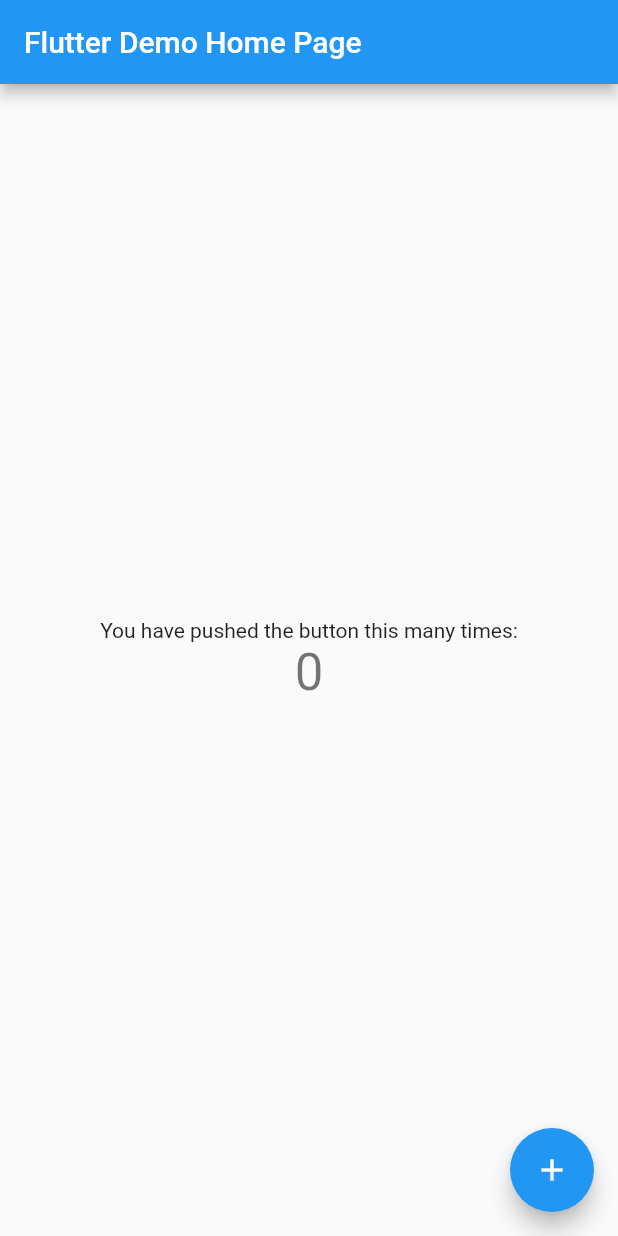
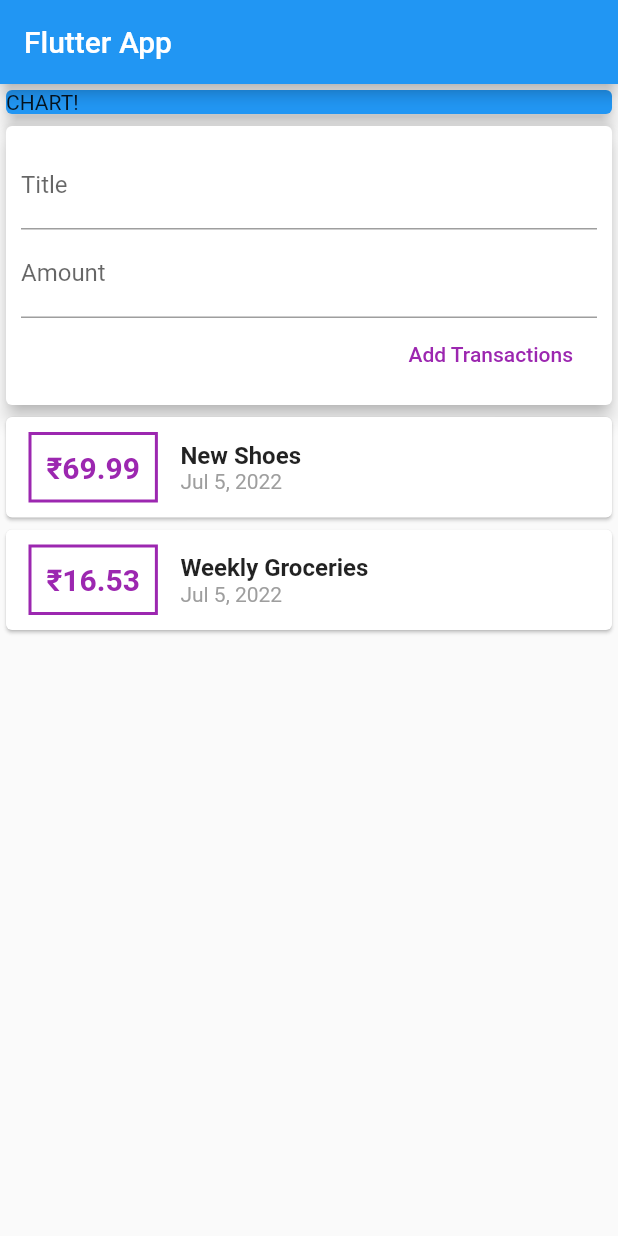
Before and after one commit to shramitgupta/Expenses-Planner-Flutterapp, a Flutter app: the screen it shows after launch, on a phone screen of 412 x 824 dp. Run offline on Flutter 3.47's test engine with Material 2 defaults, Android fonts, the light colour scheme and no system bars.

Commit message:
transaction and transaction lists

```diff
--- a/lib/main.dart
+++ b/lib/main.dart
@@ -1,115 +1,140 @@
+import 'package:expenses_planner/models/transaction.dart';
 import 'package:flutter/material.dart';
+import 'models/transaction.dart';
+import 'package:intl/intl.dart';
 
-void main() {
-  runApp(const MyApp());
-}
+void main() => runApp(MyApp());
 
 class MyApp extends StatelessWidget {
-  const MyApp({Key? key}) : super(key: key);
-
-  // This widget is the root of your application.
   @override
   Widget build(BuildContext context) {
     return MaterialApp(
-      title: 'Flutter Demo',
-      theme: ThemeData(
-        // This is the theme of your application.
-        //
-        // Try running your application with "flutter run". You'll see the
-        // application has a blue toolbar. Then, without quitting the app, try
-        // changing the primarySwatch below to Colors.green and then invoke
-        // "hot reload" (press "r" in the console where you ran "flutter run",
-        // or simply save your changes to "hot reload" in a Flutter IDE).
-        // Notice that the counter didn't reset back to zero; the application
-        // is not restarted.
-        primarySwatch: Colors.blue,
-      ),
-      home: const MyHomePage(title: 'Flutter Demo Home Page'),
+      title: 'Flutter App',
+      home: MyHomePage(),
     );
   }
 }
 
-class MyHomePage extends StatefulWidget {
-  const MyHomePage({Key? key, required this.title}) : super(key: key);
-
-  // This widget is the home page of your application. It is stateful, meaning
-  // that it has a State object (defined below) that contains fields that affect
-  // how it looks.
-
-  // This class is the configuration for the state. It holds the values (in this
-  // case the title) provided by the parent (in this case the App widget) and
-  // used by the build method of the State. Fields in a Widget subclass are
-  // always marked "final".
-
-  final String title;
-
-  @override
-  State<MyHomePage> createState() => _MyHomePageState();
-}
-
-class _MyHomePageState extends State<MyHomePage> {
-  int _counter = 0;
-
-  void _incrementCounter() {
-    setState(() {
-      // This call to setState tells the Flutter framework that something has
-      // changed in this State, which causes it to rerun the build method below
-      // so that the display can reflect the updated values. If we changed
-      // _counter without calling setState(), then the build method would not be
-      // called again, and so nothing would appear to happen.
-      _counter++;
-    });
-  }
-
+class MyHomePage extends StatelessWidget {
+  final List<Transaction> transactions = [
+    Transaction(
+      id: 't1',
+      title: 'New Shoes',
+      amount: 69.99,
+      date: DateTime.now(),
+    ),
+    Transaction(
+      id: 't2',
+      title: 'Weekly Groceries',
+      amount: 16.53,
+      date: DateTime.now(),
+    ),
+  ];
+  //String titleInput;
+  //String amountInput;
+  final titleController = TextEditingController();
+  final amountController = TextEditingController();
   @override
   Widget build(BuildContext context) {
-    // This method is rerun every time setState is called, for instance as done
-    // by the _incrementCounter method above.
-    //
-    // The Flutter framework has been optimized to make rerunning build methods
-    // fast, so that you can just rebuild anything that needs updating rather
-    // than having to individually change instances of widgets.
     return Scaffold(
         appBar: AppBar(
-        // Here we take the value from the MyHomePage object that was created by
-        // the App.build method, and use it to set our appbar title.
-        title: Text(widget.title),
+          title: Text('Flutter App'),
         ),
-      body: Center(
-        // Center is a layout widget. It takes a single child and positions it
-        // in the middle of the parent.
+        body: Column(
+          //mainAxisAlignment: MainAxisAlignment.start,
+          crossAxisAlignment: CrossAxisAlignment.stretch,
+          children: [
+            Container(
+              width: double.infinity,
+              child: Card(
+                color: Colors.blue,
+                child: Text("CHART!"),
+                elevation: 5,
+              ),
+            ),
+            Card(
+              elevation: 5,
+              child: Container(
+                padding: EdgeInsets.all(10),
                 child: Column(
-          // Column is also a layout widget. It takes a list of children and
-          // arranges them vertically. By default, it sizes itself to fit its
-          // children horizontally, and tries to be as tall as its parent.
-          //
-          // Invoke "debug painting" (press "p" in the console, choose the
-          // "Toggle Debug Paint" action from the Flutter Inspector in Android
-          // Studio, or the "Toggle Debug Paint" command in Visual Studio Code)
-          // to see the wireframe for each widget.
-          //
-          // Column has various properties to control how it sizes itself and
-          // how it positions its children. Here we use mainAxisAlignment to
-          // center the children vertically; the main axis here is the vertical
-          // axis because Columns are vertical (the cross axis would be
-          // horizontal).
-          mainAxisAlignment: MainAxisAlignment.center,
-          children: <Widget>[
-            const Text(
-              'You have pushed the button this many times:',
+                  crossAxisAlignment: CrossAxisAlignment.end,
+                  children: [
+                    TextField(
+                      decoration: InputDecoration(labelText: 'Title'),
+                      controller: titleController,
+                      //onChanged: (val) {
+                      //  titleInput = val;
+                      // },
                     ),
-            Text(
-              '$_counter',
-              style: Theme.of(context).textTheme.headline4,
+                    TextField(
+                      decoration: InputDecoration(labelText: 'Amount'),
+                      controller: amountController,
+                      //onChanged: (val) {
+                      //  amountInput = val;
+                      //},
+                    ),
+                    FlatButton(
+                      onPressed: () {
+                        print(titleController.text);
+                        print(amountController.text);
+                      },
+                      child: Text('Add Transactions'),
+                      textColor: Colors.purple,
                     ),
                   ],
                 ),
               ),
-      floatingActionButton: FloatingActionButton(
-        onPressed: _incrementCounter,
-        tooltip: 'Increment',
-        child: const Icon(Icons.add),
-      ), // This trailing comma makes auto-formatting nicer for build methods.
+            ),
+            Column(
+              children: transactions.map((tx) {
+                return Card(
+                  child: Row(
+                    children: [
+                      Container(
+                        margin: EdgeInsets.symmetric(
+                          vertical: 10,
+                          horizontal: 15,
+                        ),
+                        decoration: BoxDecoration(
+                          border: Border.all(
+                            color: Colors.purple,
+                            width: 2,
+                          ),
+                        ),
+                        padding: EdgeInsets.all(10),
+                        child: Text(
+                          '₹${tx.amount}',
+                          style: TextStyle(
+                            fontWeight: FontWeight.bold,
+                            fontSize: 20,
+                            color: Colors.purple,
+                          ),
+                        ),
+                      ),
+                      Column(
+                        crossAxisAlignment: CrossAxisAlignment.start,
+                        children: [
+                          Text(
+                            tx.title,
+                            style: TextStyle(
+                              fontSize: 16,
+                              fontWeight: FontWeight.bold,
+                            ),
+                          ),
+                          Text(
+                            DateFormat.yMMMd().format(tx.date),
+                            style: TextStyle(
+                              color: Colors.grey,
+                            ),
+                          ),
+                        ],
+                      ),
+                    ],
+                  ),
                 );
+              }).toList(),
+            ),
+          ],
+        ));
   }
 }
--- /dev/null
+++ b/lib/models/transaction.dart
@@ -0,0 +1,15 @@
+import 'package:flutter/foundation.dart';
+
+class Transaction {
+  final String id;
+  final String title;
+  final double amount;
+  final DateTime date;
+
+  Transaction({
+    @required this.id,
+    @required this.title,
+    @required this.amount,
+    @required this.date,
+  });
+}
--- a/pubspec.yaml
+++ b/pubspec.yaml
@@ -18,7 +18,7 @@
 version: 1.0.0+1
 
 environment:
-  sdk: ">=2.17.5 <3.0.0"
+  sdk: ">=2.11.5 <3.0.0"
 
 # Dependencies specify other packages that your package needs in order to work.
 # To automatically upgrade your package dependencies to the latest versions
@@ -29,6 +29,7 @@
 dependencies:
   flutter:
     sdk: flutter
+  intl: ^0.17.0
 
 
   # The following adds the Cupertino Icons font to your application.
```
Also changed, not shown: lib/transaction_list.dart (added), pubspec.lock, 1 other file. Lines whose indentation alone changed are shown as unchanged.
